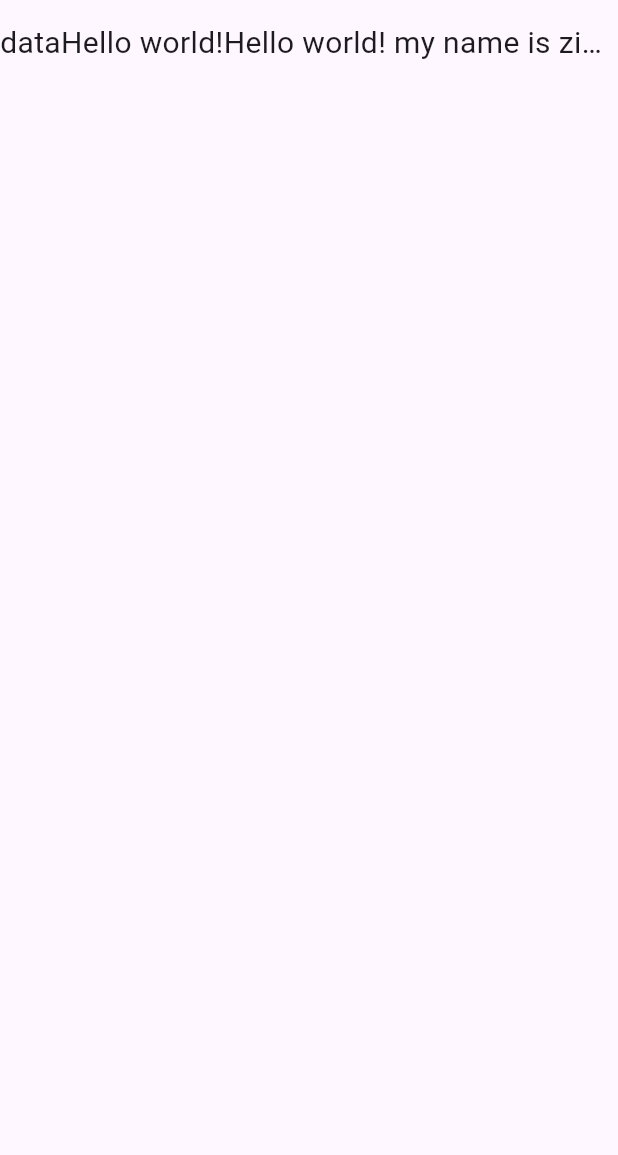
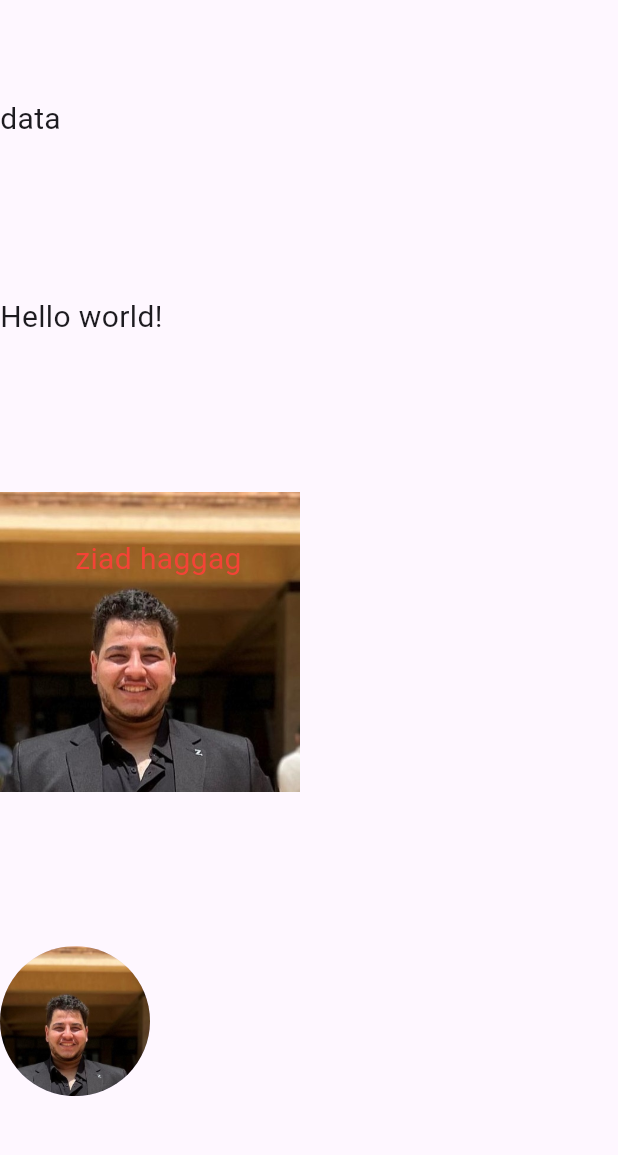
Before and after one commit to ziadhaggagNZ/Flutter_ZeroToMastery_course, a Flutter app: the screen it shows after launch, on a phone screen of 412 x 824 dp, the part 63-1218 px from its top. Run offline on Flutter 3.47's test engine with Material 3 defaults, Android fonts, the phone set to English and light mode, and no system bars.

Commit message:
Stack + add Assets

```diff
--- a/02_flutter_basics/lib/main.dart
+++ b/02_flutter_basics/lib/main.dart
@@ -20,8 +20,8 @@ class MyApp extends StatelessWidget {
         decoration: BoxDecoration(
           //color: Colors.blue,
         borderRadius: BorderRadius.circular(20)),
-        child:  Row(
-          crossAxisAlignment: CrossAxisAlignment.end,
+        child:  Column(
+          crossAxisAlignment: CrossAxisAlignment.start,
           mainAxisAlignment: MainAxisAlignment.spaceAround,
           children: [
             const SizedBox(
@@ -34,18 +34,37 @@ class MyApp extends StatelessWidget {
                 style: TextStyle( fontSize: 20),
               ),
             ),
-            Container(
-              // padding: EdgeInsets.all(5),
-              // margin: EdgeInsets.all(5),
-              //color: Colors.green,
-              child: const Expanded(
-                child: Text(
-                "Hello world! my name is ziad haggag",
-                maxLines: 1,
-                overflow: TextOverflow.ellipsis,
-                style: TextStyle( fontSize: 20),
-              ),),
+            // Container(
+            //   // padding: EdgeInsets.all(5),
+            //   // margin: EdgeInsets.all(5),
+            //   //color: Colors.green,
+            //   child: const Expanded(
+            //     child: Text(
+            //     "Hello world! my name is ziad haggag",
+            //     maxLines: 1,
+            //     overflow: TextOverflow.ellipsis,
+            //     style: TextStyle( fontSize: 20),
+            //   ),),
+            //),
+            Stack(
+              children: [
+                SizedBox(
+                height: 200,
+                width: 200,
+                child: Image.asset("assets/ziad.png",fit: BoxFit.cover,)
+                ),
+                Positioned(
+                  top: 30,
+                  left: 50,
+                  child: Text("ziad haggag",style: TextStyle(color: Colors.red,fontSize: 20),)
+                  )
+              ]
             ),
+              SizedBox(
+                height: 100,
+                width: 100,
+                child: CircleAvatar(backgroundImage: AssetImage("assets/ziad.png"),),
+              )
           ],
         )
       ),
--- a/02_flutter_basics/pubspec.yaml
+++ b/02_flutter_basics/pubspec.yaml
@@ -59,8 +59,8 @@ flutter:
   uses-material-design: true
 
   # To add assets to your application, add an assets section, like this:
-  # assets:
-  #   - images/a_dot_burr.jpeg
+  assets:
+    - assets/
   #   - images/a_dot_ham.jpeg
 
   # An image asset can refer to one or more resolution-specific "variants", see
```
Also changed, not shown: 02_flutter_basics/assets/ziad.png (added).
